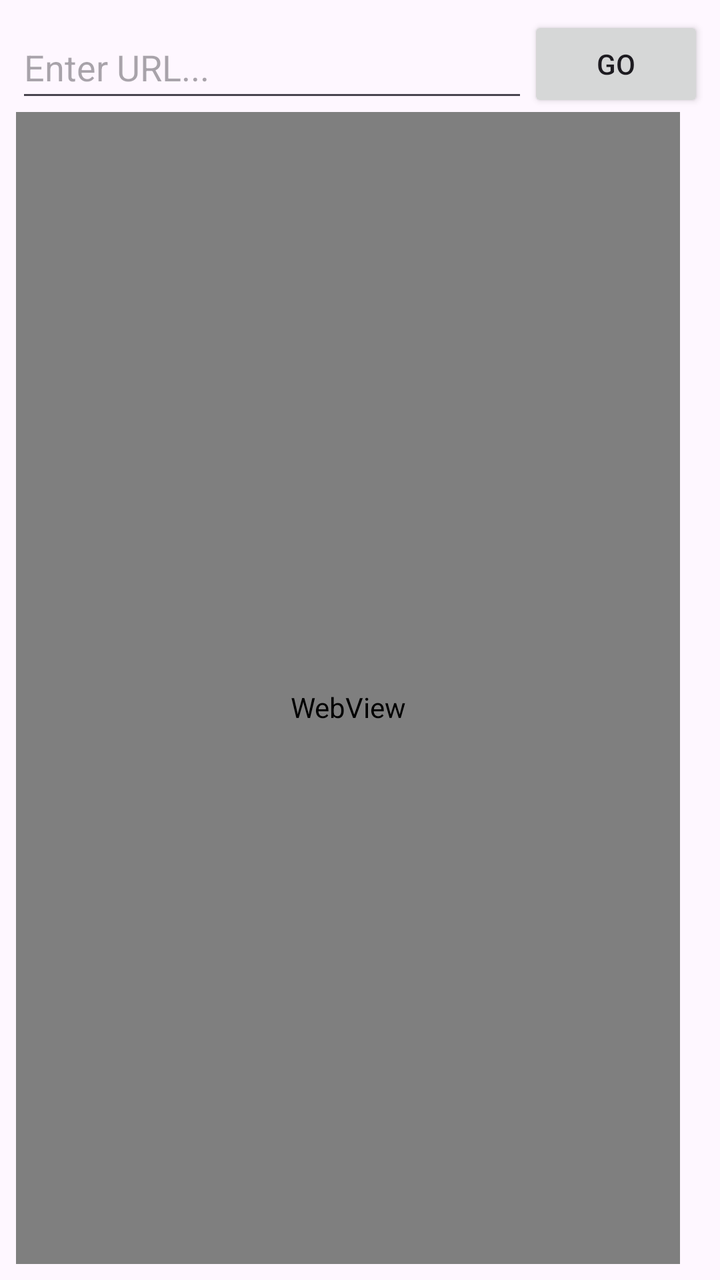
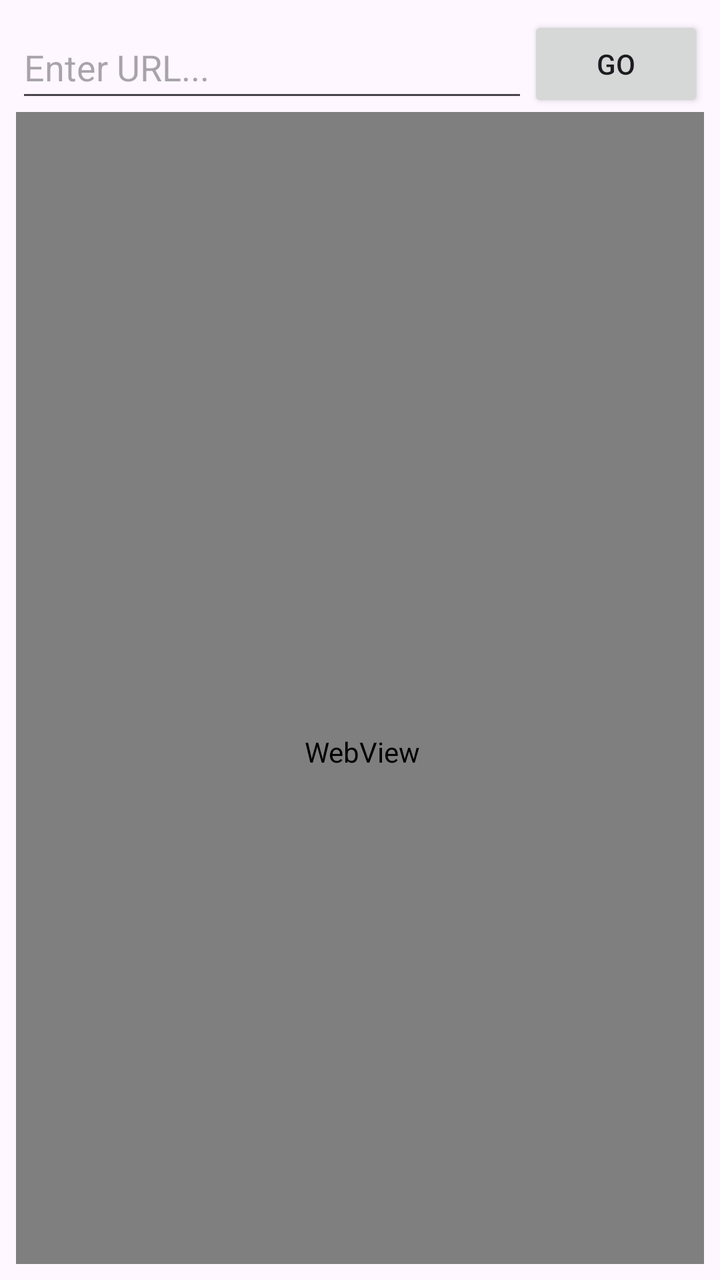

An Android layout rendered at two revisions. The XML below is the earlier revision; the diff shows what the commit changed to produce the second picture.
<!-- AndroidManifest.xml: application theme Theme.Qest11Final -->
<!-- res/layout/activity_main.xml -->
<?xml version="1.0" encoding="utf-8"?>
<LinearLayout xmlns:android="http://schemas.android.com/apk/res/android"
    android:layout_width="match_parent"
    android:layout_height="match_parent"
    android:orientation="vertical"
    android:padding="8dp">

    <LinearLayout
        android:layout_width="match_parent"
        android:layout_height="wrap_content"
        android:orientation="horizontal">

        <EditText
            android:id="@+id/EditText"
            android:layout_width="330dp"
            android:layout_height="match_parent"
            android:layout_weight="1"
            android:hint="Enter URL..."
            android:inputType="textUri" />

        <Button
            android:id="@+id/Button"
            android:layout_width="wrap_content"
            android:layout_height="wrap_content"
            android:text="GO" />
    </LinearLayout>

    <WebView
        android:id="@+id/webView"
        android:layout_width="332dp"
        android:layout_height="595dp" />

</LinearLayout>
<!-- resources referenced by this layout -->
<resources>
  <style name="Theme.Qest11Final" parent="Base.Theme.Qest11Final" />
  <style name="Base.Theme.Qest11Final" parent="Theme.Material3.DayNight.NoActionBar">
          
          
      </style>
</resources>

<!-- the commit's change to res/layout/activity_main.xml (unified diff, before → after) -->
@@ -12,7 +12,7 @@
 
         <EditText
             android:id="@+id/EditText"
-            android:layout_width="330dp"
+            android:layout_width="262dp"
             android:layout_height="match_parent"
             android:layout_weight="1"
             android:hint="Enter URL..."
@@ -27,7 +27,7 @@
 
     <WebView
         android:id="@+id/webView"
-        android:layout_width="332dp"
-        android:layout_height="595dp" />
+        android:layout_width="346dp"
+        android:layout_height="640dp" />
 
 </LinearLayout>
